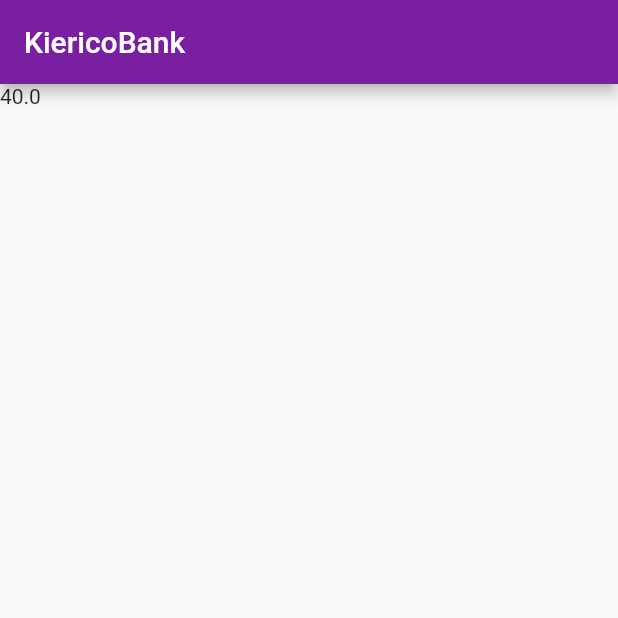
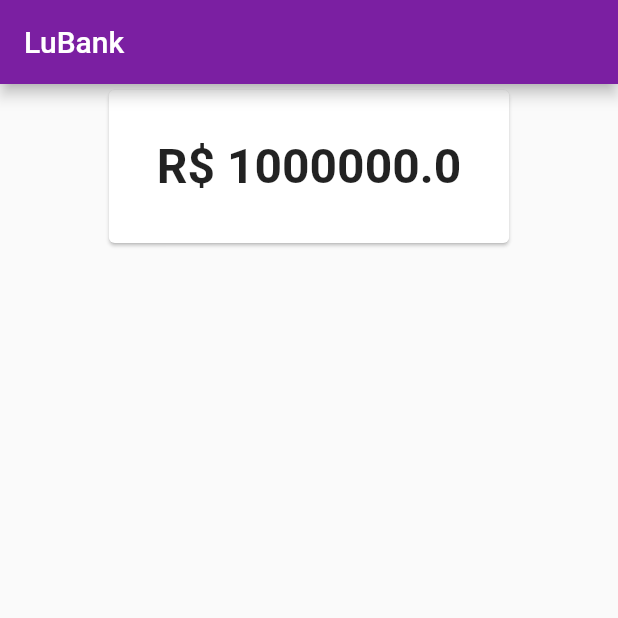
Before and after one commit to Kierico/app_kiericobank_intellij, a Flutter app: the screen it shows after launch, on a phone screen of 412 x 824 dp, the top half of it. Run offline on Flutter 3.47's test engine with Material 2 defaults, Android fonts, the phone set to English and light mode, and no system bars.

Commit message:
01. Criando Dashboard

```diff
--- a/lib/main.dart
+++ b/lib/main.dart
@@ -1,4 +1,4 @@
-import 'package:KiericoBank/screens/dashboard.dart';
+import 'package:KiericoBank/screens/dashboard/dashboard.dart';
 import 'package:flutter/material.dart';
 
 void main() => runApp(KiericoBankApp());
--- /dev/null
+++ b/lib/models/saldo.dart
@@ -0,0 +1,10 @@
+class Saldo {
+  final double valor;
+
+  Saldo(this.valor);
+
+  @override
+  String toString() {
+    return 'R\$ $valor';
+  }
+}
--- a/lib/screens/dashboard.dart
+++ /dev/null
@@ -1,13 +0,0 @@
-import 'package:flutter/material.dart';
-
-class Dashboard extends StatelessWidget {
-  @override
-  Widget build(BuildContext context) {
-    return Scaffold(
-      appBar: AppBar(
-        title: const Text('KiericoBank'),
-      ),
-      body: Text('40.0'),
-    );
-  }
-}
--- /dev/null
+++ b/lib/screens/dashboard/dashboard.dart
@@ -0,0 +1,18 @@
+import 'package:KiericoBank/models/saldo.dart';
+import 'package:KiericoBank/screens/dashboard/saldo.dart';
+import 'package:flutter/material.dart';
+
+class Dashboard extends StatelessWidget {
+  @override
+  Widget build(BuildContext context) {
+    return Scaffold(
+      appBar: AppBar(
+        title: const Text('LuBank'),
+      ),
+      body: Align(
+        alignment: Alignment.topCenter,
+        child: SaldoCard(Saldo(1000000.00)),
+      ),
+    );
+  }
+}
--- /dev/null
+++ b/lib/screens/dashboard/saldo.dart
@@ -0,0 +1,25 @@
+import 'package:KiericoBank/models/saldo.dart';
+import 'package:flutter/material.dart';
+
+class SaldoCard extends StatelessWidget {
+
+  final Saldo saldo;
+
+  SaldoCard(this.saldo);
+
+  @override
+  Widget build(BuildContext context) {
+    return Card(
+      child: Padding(
+        padding: EdgeInsets.all(32.0),
+        child: Text(saldo.toString(),
+          textAlign: TextAlign.center,
+          style: TextStyle(
+            fontSize: 32,
+            fontWeight: FontWeight.bold,
+          ),
+        ),
+      ),
+    );
+  }
+}
```
